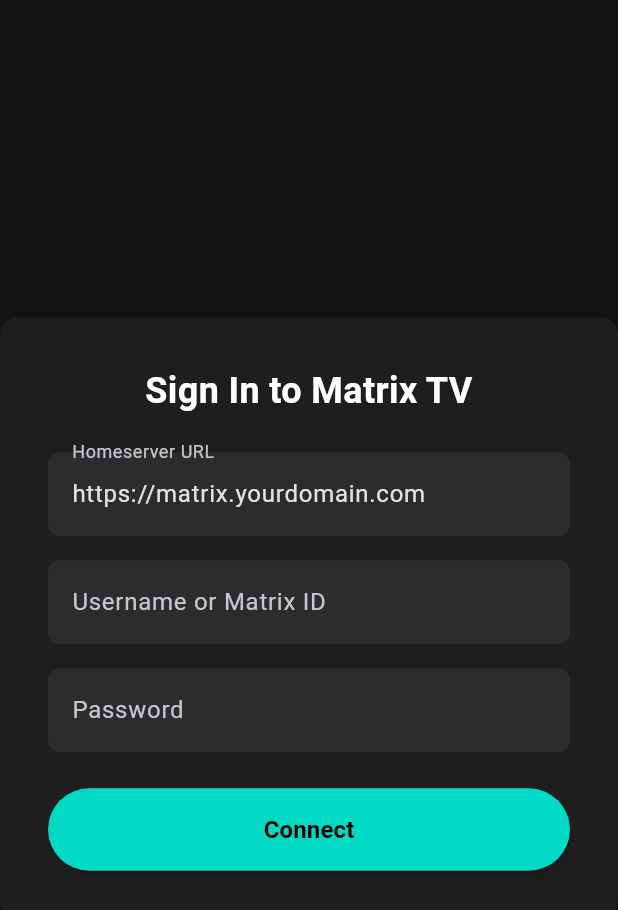
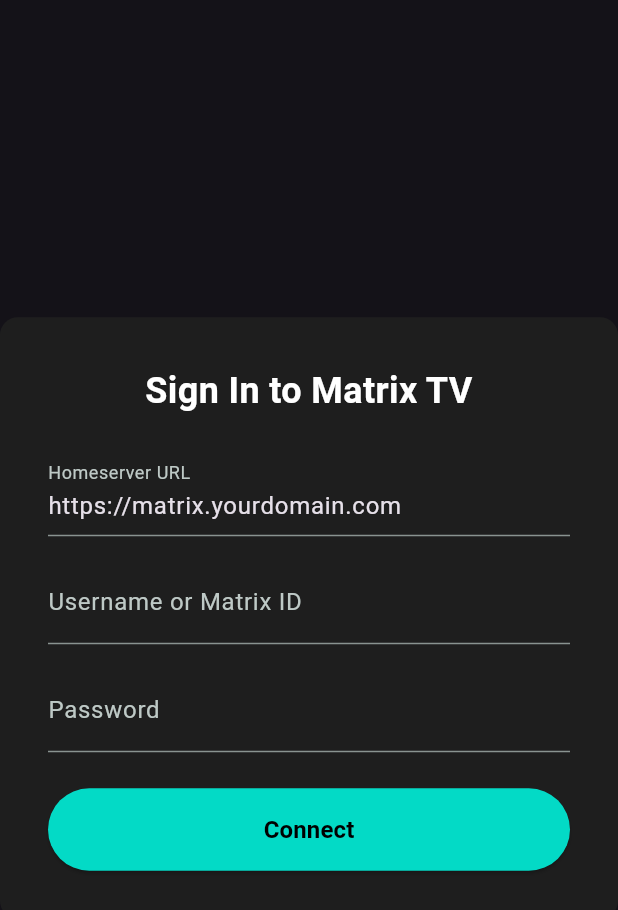
Before and after one commit to jch0029987-glitch/Matrix-tv-flutter-client-, a Flutter app: the screen it shows after launch, on a phone screen of 412 x 824 dp. Shown: the top 910 px of the screen. Run offline on Flutter 3.47's test engine with Material 3 defaults, Android fonts, the phone set to English and light mode, and no system bars; our stand-ins replace flutter_riverpod, open_filex, package_info_plus; missing offline and left inert: matrix.

Commit message:
Update main.dart

```diff
--- a/lib/main.dart
+++ b/lib/main.dart
@@ -1,38 +1,44 @@
 import 'package:flutter/material.dart';
 import 'package:flutter_riverpod/flutter_riverpod.dart';
+import 'package:matrix/matrix.dart';
 import 'screens/login_screen.dart';
+import 'screens/room_list_screen.dart';
 
-void main() {
-  runApp(const ProviderScope(child: MatrixTvApp()));
+void main() async {
+  WidgetsFlutterBinding.ensureInitialized();
+
+  // Initialize the Matrix SDK client storage/database
+  final client = Client('MatrixTVClient');
+  await client.init();
+
+  runApp(
+    const ProviderScope(
+      child: MatrixApp(),
+    ),
+  );
 }
 
-class MatrixTvApp extends StatelessWidget {
-  const MatrixTvApp({super.key});
+class MatrixApp extends StatelessWidget {
+  const MatrixApp({super.key});
 
   @override
   Widget build(BuildContext context) {
+    // Check if a client is already logged in from a previous session
+    final client = Client('MatrixTVClient');
+
     return MaterialApp(
       title: 'Matrix TV Client',
       debugShowCheckedModeBanner: false,
-      theme: ThemeData(
-        brightness: Brightness.dark,
-        scaffoldBackgroundColor: const Color(0xFF121212),
-        primaryColor: const Color(0xFF03DAC6),
-        useMaterial3: true,
-        inputDecorationTheme: InputDecorationTheme(
-          filled: true,
-          fillColor: const Color(0xFF2C2C2C),
-          border: OutlineInputBorder(
-            borderRadius: BorderRadius.circular(8),
-            borderSide: BorderSide.none,
-          ),
-          focusedBorder: OutlineInputBorder(
-            borderRadius: BorderRadius.circular(8),
-            borderSide: const BorderSide(color: Color(0xFF03DAC6), width: 2),
-          ),
+      theme: ThemeData.dark(useMaterial3: true).copyWith(
+        colorScheme: ColorScheme.fromSeed(
+          seedColor: Colors.teal,
+          brightness: Brightness.dark,
         ),
       ),
-      home: const LoginScreen(),
+      // If already logged in, skip login screen and go straight to rooms
+      home: client.isLoggedIn()
+          ? RoomListScreen(client: client)
+          : const LoginScreen(),
     );
   }
 }
```
